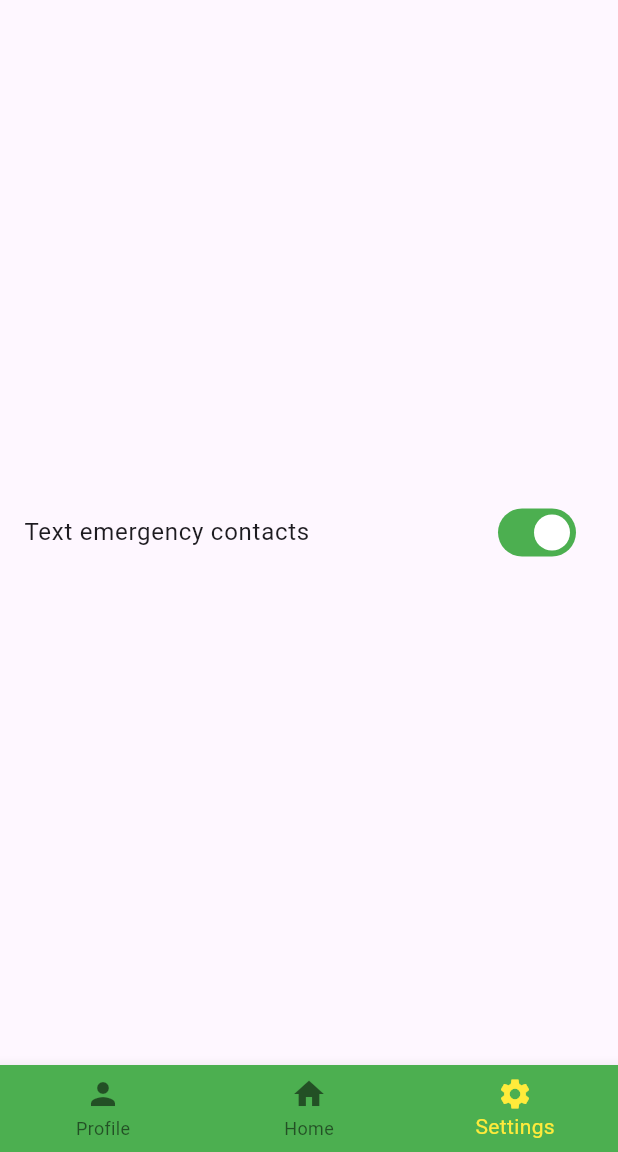
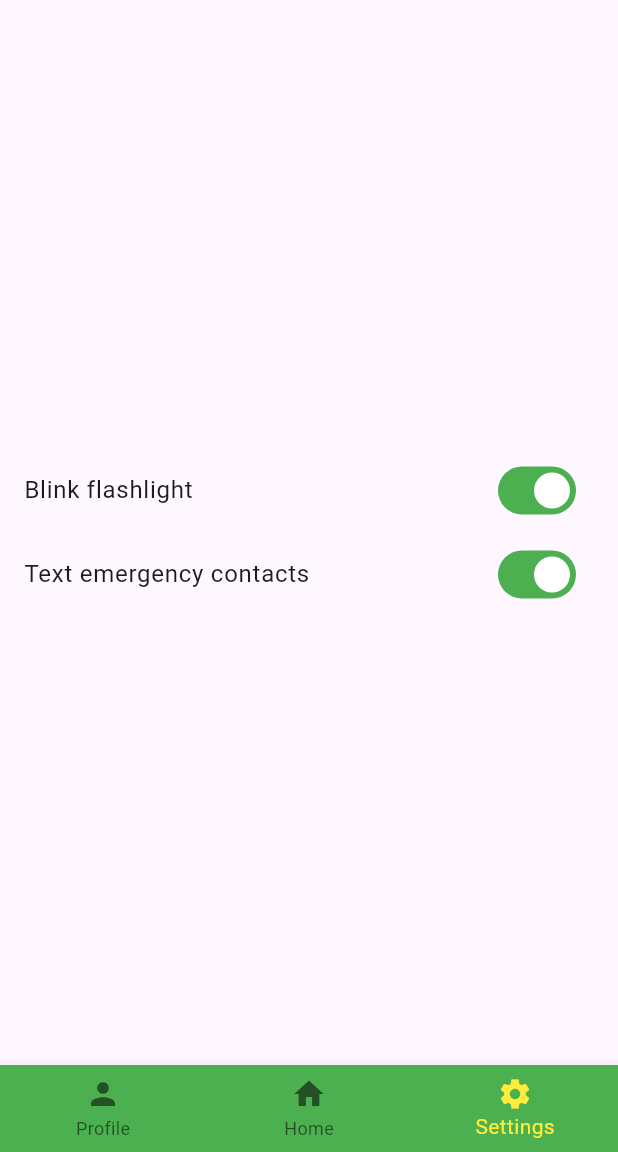
Before and after one commit to RobinSardja/EstherAlert, a Flutter app: the screen it shows after launch, swiped to page 3, on a phone screen of 412 x 824 dp, the part 84-1236 px from its top. Run offline on Flutter 3.47's test engine with Material 3 defaults, Android fonts, the light colour scheme and no system bars; our stand-ins replace flutter_native_contact_picker, shared_preferences; missing offline and left inert: porcupine_flutter, torch_light.

Commit message:
Added flashlight blinking.

```diff
--- a/lib/default_data.dart
+++ b/lib/default_data.dart
@@ -1,4 +1,5 @@
 class DefaultData {
+    final blinkFlashlight = true;
     final emergencyContactName = "";
     final emergencyContactNumber = "";
     final textEmergencyContacts = true;
--- a/lib/main.dart
+++ b/lib/main.dart
@@ -47,6 +47,10 @@ class _MainAppState extends State<MainApp> {
                     backgroundColor: Colors.green,
                     selectedItemColor: Colors.yellow
                 ),
+                floatingActionButtonTheme: const FloatingActionButtonThemeData(
+                    backgroundColor: Colors.green,
+                    foregroundColor: Colors.yellow
+                ),
                 inputDecorationTheme: const InputDecorationTheme(
                     enabledBorder: OutlineInputBorder(),
                     floatingLabelStyle: TextStyle(
@@ -77,7 +81,7 @@ class _MainAppState extends State<MainApp> {
                     onPageChanged: (currentPage) => setState( () => currentIndex = currentPage ),
                     children: [
                         ProfilePage( prefs: widget.prefs ),
-                        const HomePage(),
+                        HomePage( prefs: widget.prefs ),
                         SettingsPage( prefs: widget.prefs )
                     ]
                 ),
--- a/lib/settings.dart
+++ b/lib/settings.dart
@@ -18,12 +18,14 @@ class SettingsPage extends StatefulWidget {
 
 class _SettingsPageState extends State<SettingsPage> {
 
+    late bool blinkFlashlight;
     late bool textEmergencyContacts;
 
     @override
     void initState() {
         super.initState();
 
+        blinkFlashlight = widget.prefs.getBool( "blinkFlashlight" ) ?? defaultData.blinkFlashlight;
         textEmergencyContacts = widget.prefs.getBool( "textEmergencyContacts" ) ?? defaultData.textEmergencyContacts;
     }
 
@@ -35,16 +37,26 @@ class _SettingsPageState extends State<SettingsPage> {
                     shrinkWrap: true,
                     children: [
                         ListTile(
+                            title: const Text( "Blink flashlight" ),
+                            trailing: Switch(
+                                value: blinkFlashlight,
+                                onChanged: (value) {
+                                    setState( () => blinkFlashlight = value );
+                                    widget.prefs.setBool( "blinkFlashlight", value );
+                                }
+                            )
+                        ),
+                        ListTile(
                             title: const Text( "Text emergency contacts" ),
                             trailing: Switch(
                                 value: textEmergencyContacts,
                                 onChanged: (value) {
                                     setState( () => textEmergencyContacts = value );
                                     widget.prefs.setBool( "textEmergencyContacts", value );
-                                },
-                            ),
+                                }
+                            )
                         )
-                    ],
+                    ]
                 )
             )
         );
--- a/pubspec.yaml
+++ b/pubspec.yaml
@@ -12,6 +12,7 @@ dependencies:
   flutter_native_contact_picker: ^0.0.8
   porcupine_flutter: ^3.0.3
   shared_preferences: ^2.3.2
+  torch_light: ^1.1.0
 
 dev_dependencies:
   flutter_test:
```
Also changed, not shown: lib/home.dart (+46 -4 lines), pubspec.lock, 1 other file.
